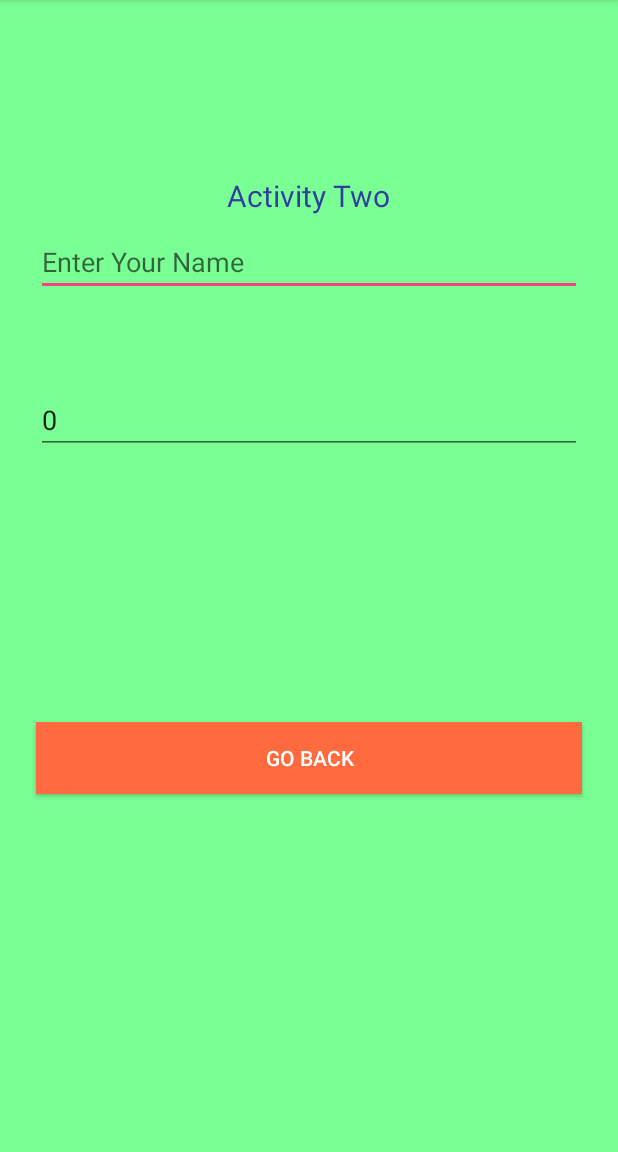
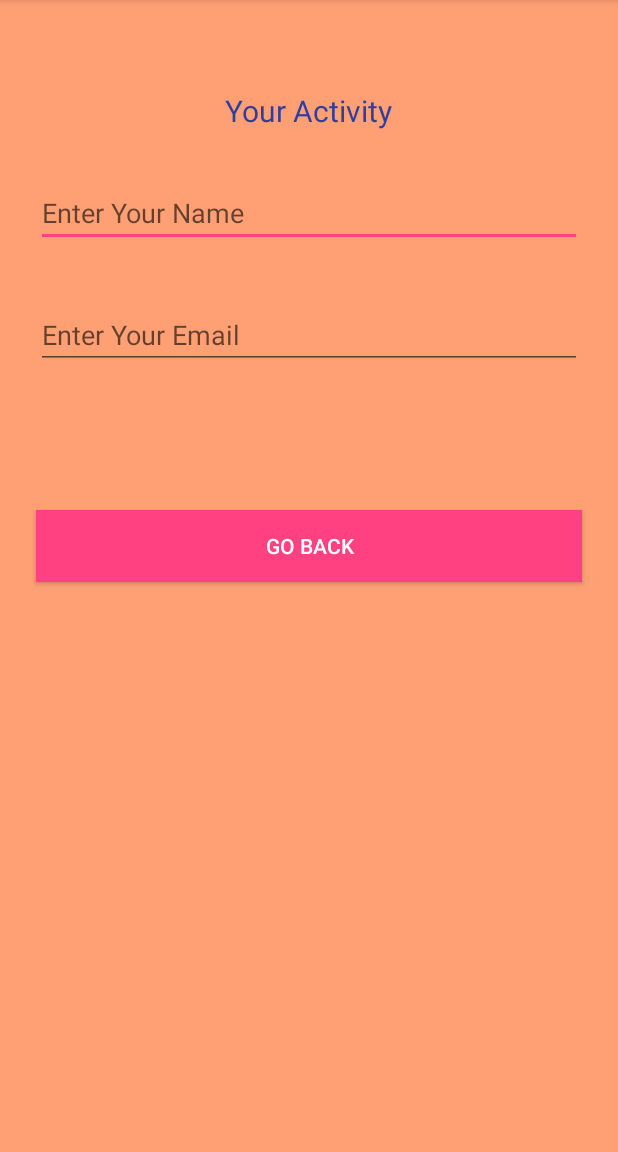
Before and after one commit to ishantk/ENC2018Android, an Android app: the screen it shows after launch (ActivityTwo before the commit, YourActivity after it), after a tap on "SUBMIT", on a phone screen of 412 x 824 dp, the part 84-1236 px from its top. Run offline under Robolectric (Android 15) with nearby library versions, the phone set to English and light mode, and no system bars.

Commit message:
Activity Backward Pass Example

```diff
--- /dev/null
+++ b/app/src/main/java/com/auribises/activitylifecycle/MyActivity.java
@@ -0,0 +1,50 @@
+package com.auribises.activitylifecycle;
+
+import android.content.Intent;
+import android.support.v7.app.AppCompatActivity;
+import android.os.Bundle;
+import android.view.View;
+import android.widget.Button;
+import android.widget.EditText;
+
+public class MyActivity extends AppCompatActivity implements View.OnClickListener{
+
+    EditText eTxtName, eTxtEmail;
+    Button btnSubmit;
+
+    void initViews(){
+        eTxtName = findViewById(R.id.editTextName);
+        eTxtEmail = findViewById(R.id.editTextEmail);
+
+        btnSubmit = findViewById(R.id.buttonSubmit);
+        btnSubmit.setOnClickListener(this);
+    }
+
+    @Override
+    protected void onCreate(Bundle savedInstanceState) {
+        super.onCreate(savedInstanceState);
+        setContentView(R.layout.activity_my);
+        initViews();
+    }
+
+    @Override
+    public void onClick(View view) {
+
+        Intent intent = new Intent(MyActivity.this,YourActivity.class);
+        //startActivity(intent);
+        startActivityForResult(intent,101);
+
+    }
+
+
+    @Override
+    protected void onActivityResult(int requestCode, int resultCode, Intent data) {
+        if(requestCode == 101 && resultCode == 201){
+            String name = data.getStringExtra("keyName");
+            String email = data.getStringExtra("keyEmail");
+
+            eTxtName.setText(name);
+            eTxtEmail.setText(email);
+        }
+    }
+}
--- /dev/null
+++ b/app/src/main/java/com/auribises/activitylifecycle/YourActivity.java
@@ -0,0 +1,49 @@
+package com.auribises.activitylifecycle;
+
+import android.content.Intent;
+import android.support.v7.app.AppCompatActivity;
+import android.os.Bundle;
+import android.view.View;
+import android.widget.Button;
+import android.widget.EditText;
+
+public class YourActivity extends AppCompatActivity implements View.OnClickListener{
+
+
+    EditText eTxtName, eTxtEmail;
+    Button btnBack;
+
+    void initViews(){
+        eTxtName = findViewById(R.id.editTextName);
+        eTxtEmail = findViewById(R.id.editTextEmail);
+
+        btnBack = findViewById(R.id.buttonBack);
+        btnBack.setOnClickListener(this);
+    }
+
+    @Override
+    protected void onCreate(Bundle savedInstanceState) {
+        super.onCreate(savedInstanceState);
+        setContentView(R.layout.activity_your);
+        initViews();
+    }
+
+    @Override
+    public void onClick(View view) {
+
+        //1. Read the data from EditText
+        String name = eTxtName.getText().toString();
+        String email = eTxtEmail.getText().toString();
+
+
+        //2. Put the data in Intent
+        Intent data = new Intent();
+        data.putExtra("keyName",name);
+        data.putExtra("keyEmail",email);
+
+        //3. Send Back the Data to MyActivity
+        setResult(201,data);
+        finish(); // Destroy the Activity
+
+    }
+}
--- /dev/null
+++ b/app/src/main/res/layout/activity_your.xml
@@ -0,0 +1,75 @@
+<?xml version="1.0" encoding="utf-8"?>
+<android.support.constraint.ConstraintLayout xmlns:android="http://schemas.android.com/apk/res/android"
+    xmlns:app="http://schemas.android.com/apk/res-auto"
+    xmlns:tools="http://schemas.android.com/tools"
+    android:layout_width="match_parent"
+    android:layout_height="match_parent"
+    android:background="@color/bgTwo"
+    android:padding="16dp"
+    tools:context="com.auribises.activitylifecycle.YourActivity">
+
+
+    <TextView
+        android:id="@+id/textView"
+        android:layout_width="wrap_content"
+        android:layout_height="wrap_content"
+        android:layout_marginEnd="8dp"
+        android:layout_marginStart="8dp"
+        android:layout_marginTop="44dp"
+        android:text="Your Activity"
+        android:textSize="20dp"
+        android:textColor="@color/colorPrimaryDark"
+        app:layout_constraintEnd_toEndOf="parent"
+        app:layout_constraintStart_toStartOf="parent"
+        app:layout_constraintTop_toTopOf="parent" />
+
+    <EditText
+        android:id="@+id/editTextName"
+        android:layout_width="match_parent"
+        android:layout_height="wrap_content"
+        android:layout_marginEnd="8dp"
+        android:layout_marginStart="8dp"
+        android:layout_marginTop="32dp"
+        android:ems="10"
+        android:inputType="textPersonName"
+        android:hint="Enter Your Name"
+        app:layout_constraintEnd_toEndOf="parent"
+        app:layout_constraintHorizontal_bias="0.503"
+        app:layout_constraintStart_toStartOf="parent"
+        app:layout_constraintTop_toBottomOf="@+id/textView" />
+
+    <EditText
+        android:id="@+id/editTextEmail"
+        android:layout_width="match_parent"
+        android:layout_height="wrap_content"
+        android:layout_marginEnd="8dp"
+        android:layout_marginStart="8dp"
+        android:layout_marginTop="36dp"
+        android:ems="10"
+        android:hint="Enter Your Email"
+        android:inputType="textEmailAddress"
+        app:layout_constraintEnd_toEndOf="parent"
+        app:layout_constraintHorizontal_bias="0.0"
+        app:layout_constraintStart_toStartOf="parent"
+        app:layout_constraintTop_toBottomOf="@+id/editTextName" />
+
+    <Button
+        android:id="@+id/buttonBack"
+        android:layout_width="match_parent"
+        android:layout_height="wrap_content"
+        android:layout_marginBottom="8dp"
+        android:layout_marginEnd="8dp"
+        android:layout_marginStart="8dp"
+        android:layout_marginTop="8dp"
+        android:background="@color/colorAccent"
+        android:textColor="@color/white"
+        android:text="Go Back"
+        app:layout_constraintBottom_toBottomOf="parent"
+        app:layout_constraintEnd_toEndOf="parent"
+        app:layout_constraintHorizontal_bias="0.0"
+        app:layout_constraintStart_toStartOf="parent"
+        app:layout_constraintTop_toBottomOf="@+id/editTextEmail"
+        app:layout_constraintVertical_bias="0.194" />
+
+
+</android.support.constraint.ConstraintLayout>
--- a/app/src/main/res/values/colors.xml
+++ b/app/src/main/res/values/colors.xml
@@ -3,8 +3,8 @@
     <color name="colorPrimary">#3F51B5</color>
     <color name="colorPrimaryDark">#303F9F</color>
     <color name="colorAccent">#FF4081</color>
-    <color name="bgOne">#ffab92</color>
-    <color name="bgTwo">#7aff95</color>
+    <color name="bgOne">#c8a7ff</color>
+    <color name="bgTwo">#ffa074</color>
     <color name="btnColor">#ff6b3f</color>
     <color name="white">#ffffff</color>
     <color name="black">#000000</color>
```
Also changed, not shown: app/src/main/AndroidManifest.xml (+10 -1 lines), app/src/main/res/layout/activity_my.xml (added, +73 -0 lines).
